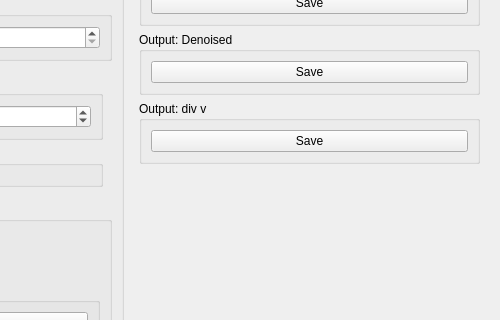
Old version of the form source/modules/tgvk_deshade_masked/TGVKDeshadeMaskedWidget.ui in the repository josefkoller/ambient_image_processor; both pictures show x 246 to 746 and y 183 to 503 of the 746 by 670 pixel window.
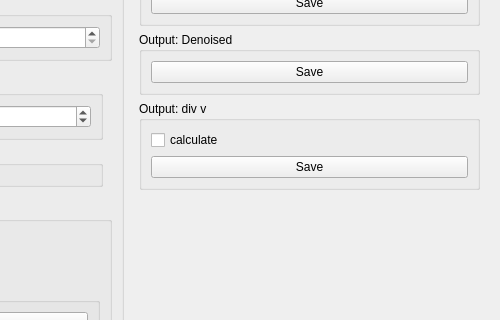
New version of the form.

Commit message: calculate div v image ui option

```diff
--- a/source/modules/tgvk_deshade_masked/TGVKDeshadeMaskedWidget.ui
+++ b/source/modules/tgvk_deshade_masked/TGVKDeshadeMaskedWidget.ui
@@ -292,6 +292,13 @@
          <string>Output: div v</string>
         </property>
         <layout class="QVBoxLayout" name="verticalLayout_14">
+         <item>
+          <widget class="QCheckBox" name="calculate_div_v">
+           <property name="text">
+            <string>calculate</string>
+           </property>
+          </widget>
+         </item>
          <item>
           <widget class="QPushButton" name="save_div_v_button">
            <property name="text">
```
The commit also changes 15 other files.
